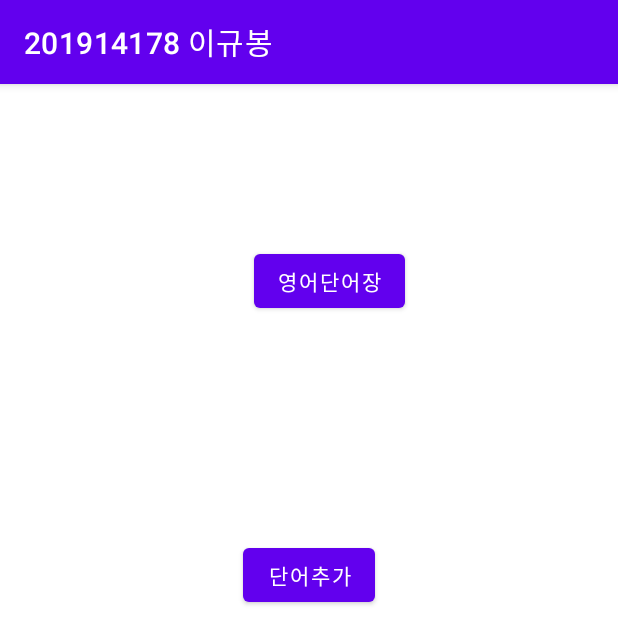
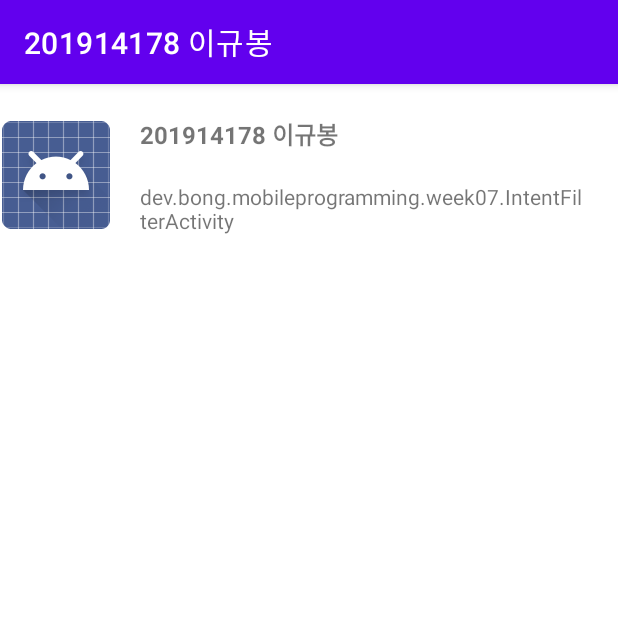
Before and after one commit to bong01/mobile-programming, an Android app: the screen it shows after launch (IntroActivity before the commit, IntentFilterActivity after it), on a phone screen of 412 x 824 dp. Shown: the top 644 px of the screen. Run offline under Robolectric (Android 15) with nearby library versions, the phone set to English and light mode, and no system bars.

Commit message:
Week07: Intent Filter

```diff
--- a/app/src/main/AndroidManifest.xml
+++ b/app/src/main/AndroidManifest.xml
@@ -11,6 +11,18 @@
     <uses-permission android:name="android.permission.CALL_PHONE"/>
     <uses-permission android:name="android.permission.CAMERA"/>
 
+    <permission
+            android:name="dev.bong.mobileprogramming"
+            android:description="@string/permdescription"
+            android:label="@string/app_name"
+            android:protectionLevel="dangerous"/>
+
+    <queries>
+        <intent>
+            <action android:name="android.intent.action.MAIN"/>
+        </intent>
+    </queries>
+
     <application
             android:allowBackup="true"
             android:icon="@mipmap/ic_launcher"
@@ -18,12 +30,15 @@
             android:roundIcon="@mipmap/ic_launcher_round"
             android:supportsRtl="true"
             android:theme="@style/Theme.MobileProgramming">
+        <!-- <activity -->
+        <!-- android:name=".week07.IntentFilterActivity" -->
+        <!-- android:exported="true"/> -->
         <activity
                 android:name=".week06.AddVocActivity"
                 android:exported="true"/>
-        <!-- <activity -->
-        <!-- android:name=".week06.IntroActivity" -->
-        <!-- android:exported="true"/> -->
+        <activity
+                android:name=".week06.IntroActivity"
+                android:exported="true"/>
         <activity
                 android:name=".week06.ImplicitIntentActivity"
                 android:exported="true"/>
@@ -61,12 +76,14 @@
                 android:name=".week03.BmiActivity"
                 android:exported="true"/>
         <activity
-                android:name=".week06.IntroActivity"
+                android:name=".week07.IntentFilterActivity"
                 android:exported="true">
             <intent-filter>
                 <action android:name="android.intent.action.MAIN"/>
 
                 <category android:name="android.intent.category.LAUNCHER"/>
+                <category android:name="android.intent.category.DEFAULT"/>
+                <category android:name="android.intent.category.HOME"/>
             </intent-filter>
         </activity>
     </application>
--- /dev/null
+++ b/app/src/main/java/dev/bong/mobileprogramming/week07/IntentFilterActivity.kt
@@ -0,0 +1,46 @@
+package dev.bong.mobileprogramming.week07
+
+import android.content.Intent
+import androidx.appcompat.app.AppCompatActivity
+import android.os.Bundle
+import androidx.recyclerview.widget.LinearLayoutManager
+import dev.bong.mobileprogramming.databinding.ActivityIntentFilterBinding
+
+class IntentFilterActivity : AppCompatActivity() {
+    lateinit var binding: ActivityIntentFilterBinding
+    lateinit var adapter: MyAdapter
+
+    override fun onCreate(savedInstanceState: Bundle?) {
+        super.onCreate(savedInstanceState)
+        binding = ActivityIntentFilterBinding.inflate(layoutInflater)
+        setContentView(binding.root)
+        initRecyclerview()
+    }
+
+    private fun initRecyclerview() {
+        binding.recyclerView.layoutManager = LinearLayoutManager(this, LinearLayoutManager.VERTICAL, false)
+
+        adapter = MyAdapter(ArrayList<MyData>())
+        val intent = Intent(Intent.ACTION_MAIN)
+        intent.addCategory(Intent.CATEGORY_LAUNCHER)
+        val applist = packageManager.queryIntentActivities(intent, 0)
+        if (applist.size > 0) {
+            for (appinfo in applist) {
+                val applabel = appinfo.loadLabel(packageManager).toString()
+                val appclass = appinfo.activityInfo.name
+                val appPackName = appinfo.activityInfo.packageName
+                val appicon = appinfo.loadIcon(packageManager)
+                adapter.items.add(MyData(applabel, appclass, appPackName, appicon))
+            }
+        }
+
+        adapter.itemClickListener = object : MyAdapter.OnItemClickListener{
+            override fun OnItemClick(data: MyData) {
+                val intent = packageManager.getLaunchIntentForPackage(data.apppackname)
+                startActivity(intent)
+            }
+
+        }
+        binding.recyclerView.adapter = adapter
+    }
+}
--- /dev/null
+++ b/app/src/main/java/dev/bong/mobileprogramming/week07/MyAdapter.kt
@@ -0,0 +1,40 @@
+package dev.bong.mobileprogramming.week07
+
+import android.view.LayoutInflater
+import android.view.ViewGroup
+import androidx.recyclerview.widget.RecyclerView
+import dev.bong.mobileprogramming.databinding.RowAppBinding
+
+class MyAdapter(val items: ArrayList<MyData>) : RecyclerView.Adapter<MyAdapter.ViewHolder>() {
+
+    interface OnItemClickListener {
+        fun OnItemClick(data: MyData)
+    }
+
+    var itemClickListener: OnItemClickListener? = null
+
+    inner class ViewHolder(val binding: RowAppBinding) : RecyclerView.ViewHolder(binding.root) {
+        init {
+            binding.root.setOnClickListener{
+                itemClickListener?.OnItemClick(items[adapterPosition])
+            }
+        }
+    }
+
+    override fun onCreateViewHolder(parent: ViewGroup, viewType: Int): ViewHolder {
+        val view = RowAppBinding.inflate(LayoutInflater.from(parent.context), parent, false)
+        return ViewHolder(view)
+    }
+
+    override fun onBindViewHolder(holder: ViewHolder, position: Int) {
+        holder.binding.apply {
+            appclass.text = items[position].appclass
+            applabel.text = items[position].applabel
+            imageView.setImageDrawable(items[position].appicon)
+        }
+    }
+
+    override fun getItemCount(): Int {
+        return items.size
+    }
+}
--- /dev/null
+++ b/app/src/main/java/dev/bong/mobileprogramming/week07/MyData.kt
@@ -0,0 +1,10 @@
+package dev.bong.mobileprogramming.week07
+
+import android.graphics.drawable.Drawable
+
+data class MyData(
+    var applabel: String,
+    var appclass: String,
+    var apppackname: String,
+    var appicon: Drawable
+) : java.io.Serializable
--- /dev/null
+++ b/app/src/main/res/layout/activity_intent_filter.xml
@@ -0,0 +1,23 @@
+<?xml version="1.0" encoding="utf-8"?>
+<androidx.constraintlayout.widget.ConstraintLayout
+        xmlns:android="http://schemas.android.com/apk/res/android"
+        xmlns:tools="http://schemas.android.com/tools"
+        xmlns:app="http://schemas.android.com/apk/res-auto"
+        android:layout_width="match_parent"
+        android:layout_height="match_parent"
+        tools:context=".week07.IntentFilterActivity">
+
+    <androidx.recyclerview.widget.RecyclerView
+            android:id="@+id/recyclerView"
+            android:layout_width="0dp"
+            android:layout_height="0dp"
+            android:layout_marginTop="1dp"
+            android:layout_marginBottom="1dp"
+            app:layout_constraintEnd_toEndOf="parent"
+            app:layout_constraintTop_toTopOf="parent"
+            app:layout_constraintStart_toStartOf="parent"
+            app:layout_constraintBottom_toBottomOf="parent"
+            android:layout_marginStart="1dp"
+            android:layout_marginEnd="1dp"
+            />
+</androidx.constraintlayout.widget.ConstraintLayout>
--- /dev/null
+++ b/app/src/main/res/layout/row_app.xml
@@ -0,0 +1,40 @@
+<?xml version="1.0" encoding="utf-8"?>
+<LinearLayout xmlns:android="http://schemas.android.com/apk/res/android"
+              android:layout_width="match_parent"
+              android:layout_height="wrap_content"
+              xmlns:app="http://schemas.android.com/apk/res-auto"
+              android:orientation="horizontal"
+        android:gravity="center_vertical">
+
+    <ImageView
+            android:id="@+id/imageView"
+            android:layout_width="wrap_content"
+            android:layout_height="wrap_content"
+            android:layout_weight="0"
+            app:srcCompat="@mipmap/ic_launcher_round"/>
+
+    <LinearLayout
+            android:layout_width="match_parent"
+            android:layout_height="wrap_content"
+            android:layout_weight="0"
+            android:orientation="vertical"
+            android:padding="10dp">
+
+        <TextView
+                android:id="@+id/applabel"
+                android:layout_width="match_parent"
+                android:layout_height="wrap_content"
+                android:padding="10dp"
+                android:text="TextView"
+                android:textSize="16sp"
+                android:textStyle="bold"/>
+        <TextView
+                android:id="@+id/appclass"
+                android:layout_width="match_parent"
+                android:layout_height="wrap_content"
+                android:padding="10dp"
+                android:text="TextView"/>
+
+    </LinearLayout>
+
+</LinearLayout>
--- a/app/src/main/res/values/strings.xml
+++ b/app/src/main/res/values/strings.xml
@@ -13,4 +13,5 @@
         <item>Belarus</item>
         <item>Belgium</item>
     </string-array>
+    <string name="permdescription">앱 리스트 권한</string>
 </resources>
```
